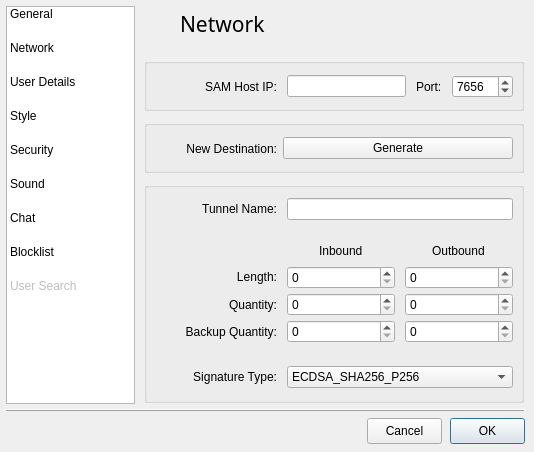
First picture: the form in src/gui/form_settingsgui.ui, repository vituperative/i2pchat, before the edit.
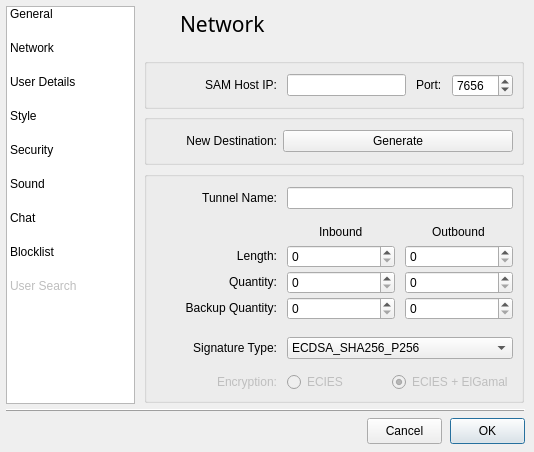
Second picture: the form after the edit. The open tabs and pages were chosen to show the change. Icons and pictures are not drawn.

Commit message: Add encryption option in settings -> network (currently disabled)

Diff of the .ui file:
```diff
--- a/src/gui/form_settingsgui.ui
+++ b/src/gui/form_settingsgui.ui
@@ -676,9 +676,9 @@
       <property name="geometry">
        <rect>
         <x>4</x>
-        <y>174</y>
+        <y>163</y>
         <width>380</width>
-        <height>221</height>
+        <height>232</height>
        </rect>
       </property>
       <property name="minimumSize">
@@ -700,9 +700,9 @@
        <property name="geometry">
         <rect>
          <x>13</x>
-         <y>56</y>
+         <y>50</y>
          <width>356</width>
-         <height>111</height>
+         <height>104</height>
         </rect>
        </property>
        <layout class="QGridLayout" name="gridLayout_10">
@@ -723,13 +723,13 @@
           <property name="minimumSize">
            <size>
             <width>120</width>
-            <height>0</height>
+            <height>20</height>
            </size>
           </property>
           <property name="maximumSize">
            <size>
             <width>120</width>
-            <height>16777215</height>
+            <height>20</height>
            </size>
           </property>
           <property name="baseSize">
@@ -751,13 +751,13 @@
           <property name="minimumSize">
            <size>
             <width>0</width>
-            <height>22</height>
+            <height>20</height>
            </size>
           </property>
           <property name="maximumSize">
            <size>
             <width>16777215</width>
-            <height>22</height>
+            <height>20</height>
            </size>
           </property>
           <property name="text">
@@ -782,13 +782,13 @@
           <property name="minimumSize">
            <size>
             <width>120</width>
-            <height>0</height>
+            <height>20</height>
            </size>
           </property>
           <property name="maximumSize">
            <size>
             <width>120</width>
-            <height>16777215</height>
+            <height>20</height>
            </size>
           </property>
           <property name="baseSize">
@@ -810,13 +810,13 @@
           <property name="minimumSize">
            <size>
             <width>120</width>
-            <height>0</height>
+            <height>20</height>
            </size>
           </property>
           <property name="maximumSize">
            <size>
             <width>120</width>
-            <height>16777215</height>
+            <height>20</height>
            </size>
           </property>
           <property name="baseSize">
@@ -838,13 +838,13 @@
           <property name="minimumSize">
            <size>
             <width>22</width>
-            <height>0</height>
+            <height>20</height>
            </size>
           </property>
           <property name="maximumSize">
            <size>
             <width>16777215</width>
-            <height>22</height>
+            <height>20</height>
            </size>
           </property>
           <property name="text">
@@ -858,7 +858,7 @@
        <property name="geometry">
         <rect>
          <x>13</x>
-         <y>182</y>
+         <y>164</y>
          <width>356</width>
          <height>27</height>
         </rect>
@@ -872,13 +872,13 @@
           <property name="minimumSize">
            <size>
             <width>120</width>
-            <height>0</height>
+            <height>20</height>
            </size>
           </property>
           <property name="maximumSize">
            <size>
             <width>120</width>
-            <height>16777215</height>
+            <height>20</height>
            </size>
           </property>
           <property name="baseSize">
@@ -949,13 +949,13 @@
           <property name="minimumSize">
            <size>
             <width>120</width>
-            <height>0</height>
+            <height>20</height>
            </size>
           </property>
           <property name="maximumSize">
            <size>
             <width>120</width>
-            <height>16777215</height>
+            <height>20</height>
            </size>
           </property>
           <property name="baseSize">
@@ -977,6 +977,102 @@
         </item>
        </layout>
       </widget>
+      <widget class="QWidget" name="">
+       <property name="geometry">
+        <rect>
+         <x>13</x>
+         <y>200</y>
+         <width>356</width>
+         <height>23</height>
+        </rect>
+       </property>
+       <layout class="QGridLayout" name="Encryption">
+        <property name="horizontalSpacing">
+         <number>10</number>
+        </property>
+        <item row="0" column="0">
+         <widget class="QLabel" name="Encryption_label">
+          <property name="enabled">
+           <bool>false</bool>
+          </property>
+          <property name="minimumSize">
+           <size>
+            <width>120</width>
+            <height>20</height>
+           </size>
+          </property>
+          <property name="maximumSize">
+           <size>
+            <width>120</width>
+            <height>20</height>
+           </size>
+          </property>
+          <property name="baseSize">
+           <size>
+            <width>120</width>
+            <height>0</height>
+           </size>
+          </property>
+          <property name="text">
+           <string>Encryption:</string>
+          </property>
+          <property name="alignment">
+           <set>Qt::AlignRight|Qt::AlignTrailing|Qt::AlignVCenter</set>
+          </property>
+         </widget>
+        </item>
+        <item row="0" column="1">
+         <widget class="QRadioButton" name="ECIES">
+          <property name="enabled">
+           <bool>false</bool>
+          </property>
+          <property name="minimumSize">
+           <size>
+            <width>0</width>
+            <height>20</height>
+           </size>
+          </property>
+          <property name="maximumSize">
+           <size>
+            <width>16777215</width>
+            <height>20</height>
+           </size>
+          </property>
+          <property name="text">
+           <string>ECIES</string>
+          </property>
+          <property name="checked">
+           <bool>false</bool>
+          </property>
+         </widget>
+        </item>
+        <item row="0" column="2">
+         <widget class="QRadioButton" name="ECIES_ELG">
+          <property name="enabled">
+           <bool>false</bool>
+          </property>
+          <property name="minimumSize">
+           <size>
+            <width>0</width>
+            <height>20</height>
+           </size>
+          </property>
+          <property name="maximumSize">
+           <size>
+            <width>16777215</width>
+            <height>20</height>
+           </size>
+          </property>
+          <property name="text">
+           <string>ECIES + ElGamal</string>
+          </property>
+          <property name="checked">
+           <bool>true</bool>
+          </property>
+         </widget>
+        </item>
+       </layout>
+      </widget>
      </widget>
      <widget class="QGroupBox" name="groupBox_7">
       <property name="geometry">
@@ -984,7 +1080,7 @@
         <x>4</x>
         <y>50</y>
         <width>380</width>
-        <height>53</height>
+        <height>51</height>
        </rect>
       </property>
       <property name="minimumSize">
@@ -1008,7 +1104,7 @@
          <x>13</x>
          <y>14</y>
          <width>356</width>
-         <height>29</height>
+         <height>27</height>
         </rect>
        </property>
        <layout class="QHBoxLayout" name="horizontalLayout_5">
@@ -1020,13 +1116,13 @@
           <property name="minimumSize">
            <size>
             <width>120</width>
-            <height>0</height>
+            <height>20</height>
            </size>
           </property>
           <property name="maximumSize">
            <size>
             <width>120</width>
-            <height>16777215</height>
+            <height>20</height>
            </size>
           </property>
           <property name="baseSize">
@@ -1048,6 +1144,18 @@
         </item>
         <item>
          <widget class="QLabel" name="label_18">
+          <property name="minimumSize">
+           <size>
+            <width>0</width>
+            <height>20</height>
+           </size>
+          </property>
+          <property name="maximumSize">
+           <size>
+            <width>16777215</width>
+            <height>20</height>
+           </size>
+          </property>
           <property name="text">
            <string>Port:</string>
           </property>
@@ -1070,9 +1178,9 @@
       <property name="geometry">
        <rect>
         <x>4</x>
-        <y>112</y>
+        <y>106</y>
         <width>380</width>
-        <height>53</height>
+        <height>51</height>
        </rect>
       </property>
       <property name="minimumSize">
@@ -1099,7 +1207,7 @@
          <x>13</x>
          <y>14</y>
          <width>356</width>
-         <height>29</height>
+         <height>27</height>
         </rect>
        </property>
        <layout class="QHBoxLayout" name="horizontalLayout_6">
@@ -1108,13 +1216,13 @@
           <property name="minimumSize">
            <size>
             <width>120</width>
-            <height>0</height>
+            <height>20</height>
            </size>
           </property>
           <property name="maximumSize">
            <size>
             <width>120</width>
-            <height>16777215</height>
+            <height>20</height>
            </size>
           </property>
           <property name="baseSize">
```
Left out of the diff: 29 changed lines with no effect on the pictures.
